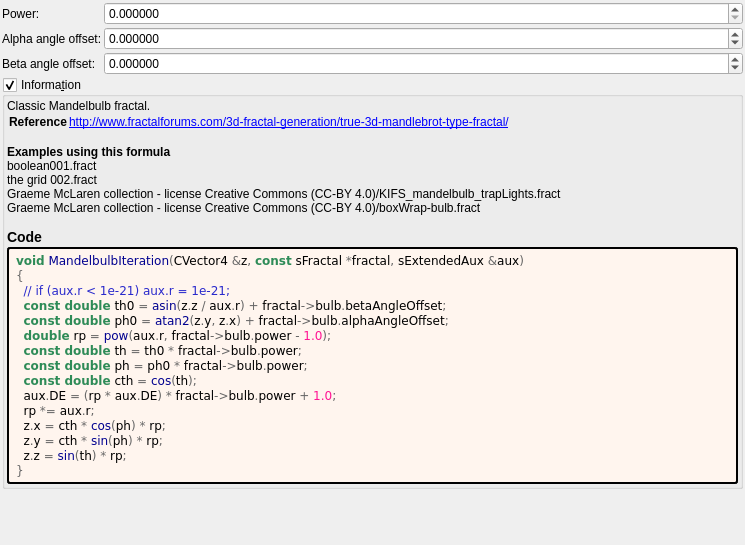
First picture: the form in mandelbulber2/formula/ui/mandelbulb.ui, repository buddhi1980/mandelbulber2, before the edit.
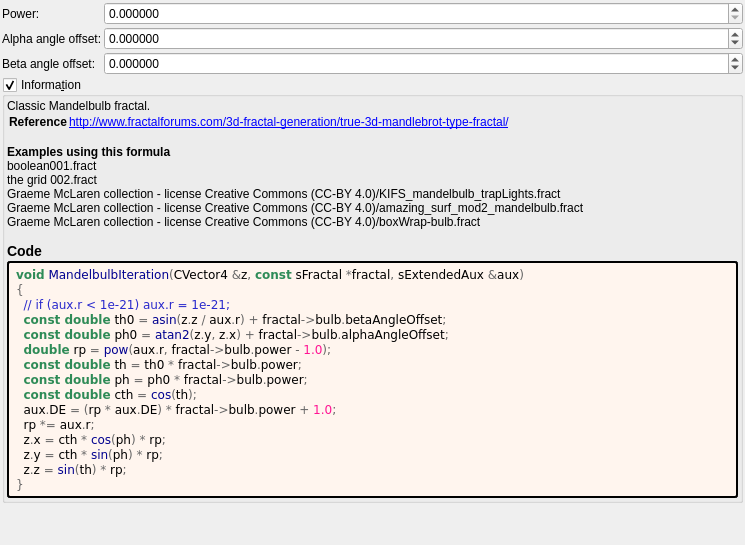
Second picture: the form after the edit. Custom widgets are drawn as their Qt base class.

Commit message: Updated new OpenCL fractal formulas Changed to not convert to mad and native_divide - it is already automatically generated by OpenCL compiler when -fast-relaxed-math is used. This change improves readability of OpenCL code withot any impact on rendering speed.

Patch:
```diff
--- a/mandelbulber2/formula/ui/mandelbulb.ui
+++ b/mandelbulber2/formula/ui/mandelbulb.ui
@@ -175,7 +175,7 @@
 &lt;tr&gt;&lt;th&gt;Reference&lt;/th&gt;&lt;td&gt;&lt;a href=&quot;http://www.fractalforums.com/3d-fractal-generation/true-3d-mandlebrot-type-fractal/&quot;&gt;http://www.fractalforums.com/3d-fractal-generation/true-3d-mandlebrot-type-fractal/&lt;br&gt;
 &lt;/td&gt;&lt;/tr&gt;
 &lt;/table&gt;
-&lt;br&gt;&lt;b&gt;Examples using this formula&lt;/b&gt;&lt;br&gt;boolean001.fract&lt;br&gt;the grid 002.fract&lt;br&gt;Graeme McLaren  collection - license Creative Commons  (CC-BY 4.0)/KIFS_mandelbulb_trapLights.fract&lt;br&gt;Graeme McLaren  collection - license Creative Commons  (CC-BY 4.0)/boxWrap-bulb.fract&lt;h3&gt;Code&lt;/h3&gt;</string>
+&lt;br&gt;&lt;b&gt;Examples using this formula&lt;/b&gt;&lt;br&gt;boolean001.fract&lt;br&gt;the grid 002.fract&lt;br&gt;Graeme McLaren  collection - license Creative Commons  (CC-BY 4.0)/KIFS_mandelbulb_trapLights.fract&lt;br&gt;Graeme McLaren  collection - license Creative Commons  (CC-BY 4.0)/amazing_surf_mod2_mandelbulb.fract&lt;br&gt;Graeme McLaren  collection - license Creative Commons  (CC-BY 4.0)/boxWrap-bulb.fract&lt;h3&gt;Code&lt;/h3&gt;</string>
         </property>
         <property name="wordWrap">
          <bool>true</bool>
```
The commit also changes 344 other files.
